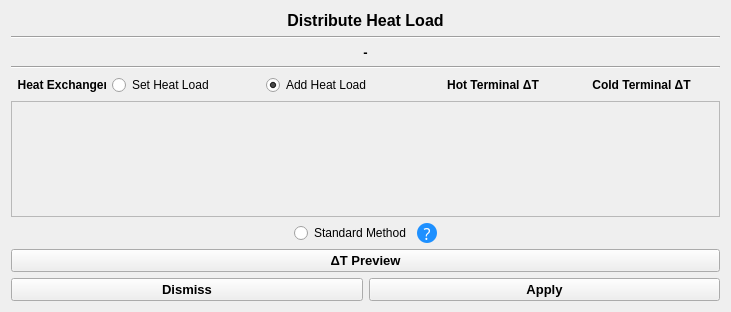
First picture: the form in interface/distribuir_calor.ui, repository CarlosTadeuVassoler/MPinch, before the edit.
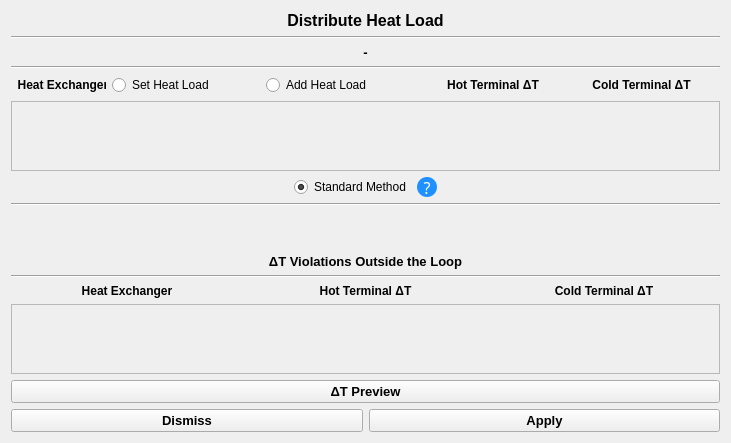
Second picture: the form after the edit.

Patch:
```diff
--- a/interface/distribuir_calor.ui
+++ b/interface/distribuir_calor.ui
@@ -7,7 +7,7 @@
     <x>0</x>
     <y>0</y>
     <width>731</width>
-    <height>312</height>
+    <height>443</height>
    </rect>
   </property>
   <property name="windowTitle">
@@ -139,7 +139,7 @@
               <string>Add Heat Load</string>
              </property>
              <property name="checked">
-              <bool>true</bool>
+              <bool>false</bool>
              </property>
             </widget>
            </item>
@@ -202,7 +202,7 @@
             <x>0</x>
             <y>0</y>
             <width>707</width>
-            <height>106</height>
+            <height>69</height>
            </rect>
           </property>
           <layout class="QVBoxLayout" name="verticalLayout_5">
@@ -229,7 +229,10 @@
           </spacer>
          </item>
          <item>
-          <widget class="QRadioButton" name="radioButton">
+          <widget class="QRadioButton" name="padrao">
+           <property name="enabled">
+            <bool>true</bool>
+           </property>
            <property name="sizePolicy">
             <sizepolicy hsizetype="Maximum" vsizetype="Fixed">
              <horstretch>0</horstretch>
@@ -239,6 +242,9 @@
            <property name="text">
             <string>Standard Method</string>
            </property>
+           <property name="checked">
+            <bool>true</bool>
+           </property>
           </widget>
          </item>
          <item>
@@ -304,10 +310,10 @@
             <bool>false</bool>
            </property>
            <property name="popupMode">
-            <enum>QToolButton::DelayedPopup</enum>
+            <enum>QToolButton::InstantPopup</enum>
            </property>
            <property name="autoRaise">
-            <bool>false</bool>
+            <bool>true</bool>
            </property>
           </widget>
          </item>
@@ -326,6 +332,130 @@
          </item>
         </layout>
        </item>
+       <item>
+        <widget class="Line" name="line_4">
+         <property name="orientation">
+          <enum>Qt::Horizontal</enum>
+         </property>
+        </widget>
+       </item>
+       <item>
+        <spacer name="verticalSpacer">
+         <property name="orientation">
+          <enum>Qt::Vertical</enum>
+         </property>
+         <property name="sizeHint" stdset="0">
+          <size>
+           <width>20</width>
+           <height>40</height>
+          </size>
+         </property>
+        </spacer>
+       </item>
+       <item>
+        <widget class="QLabel" name="label_5">
+         <property name="sizePolicy">
+          <sizepolicy hsizetype="Preferred" vsizetype="Maximum">
+           <horstretch>0</horstretch>
+           <verstretch>0</verstretch>
+          </sizepolicy>
+         </property>
+         <property name="font">
+          <font>
+           <pointsize>10</pointsize>
+           <weight>75</weight>
+           <bold>true</bold>
+          </font>
+         </property>
+         <property name="text">
+          <string>ΔT Violations Outside the Loop</string>
+         </property>
+         <property name="alignment">
+          <set>Qt::AlignHCenter|Qt::AlignTop</set>
+         </property>
+        </widget>
+       </item>
+       <item>
+        <widget class="Line" name="line_3">
+         <property name="orientation">
+          <enum>Qt::Horizontal</enum>
+         </property>
+        </widget>
+       </item>
+       <item>
+        <layout class="QHBoxLayout" name="horizontalLayout_7">
+         <item>
+          <widget class="QLabel" name="label_6">
+           <property name="font">
+            <font>
+             <weight>75</weight>
+             <bold>true</bold>
+            </font>
+           </property>
+           <property name="text">
+            <string>Heat Exchanger</string>
+           </property>
+           <property name="alignment">
+            <set>Qt::AlignCenter</set>
+           </property>
+          </widget>
+         </item>
+         <item>
+          <widget class="QLabel" name="label_7">
+           <property name="font">
+            <font>
+             <weight>75</weight>
+             <bold>true</bold>
+            </font>
+           </property>
+           <property name="text">
+            <string>Hot Terminal ΔT</string>
+           </property>
+           <property name="alignment">
+            <set>Qt::AlignCenter</set>
+           </property>
+          </widget>
+         </item>
+         <item>
+          <widget class="QLabel" name="label_8">
+           <property name="font">
+            <font>
+             <weight>75</weight>
+             <bold>true</bold>
+            </font>
+           </property>
+           <property name="text">
+            <string>Cold Terminal ΔT</string>
+           </property>
+           <property name="alignment">
+            <set>Qt::AlignCenter</set>
+           </property>
+          </widget>
+         </item>
+        </layout>
+       </item>
+       <item>
+        <widget class="QScrollArea" name="scrollArea_2">
+         <property name="widgetResizable">
+          <bool>true</bool>
+         </property>
+         <widget class="QWidget" name="scrollAreaWidgetContents_2">
+          <property name="geometry">
+           <rect>
+            <x>0</x>
+            <y>0</y>
+            <width>707</width>
+            <height>69</height>
+           </rect>
+          </property>
+          <layout class="QVBoxLayout" name="verticalLayout_6">
+           <item>
+            <layout class="QVBoxLayout" name="outras_violacoes"/>
+           </item>
+          </layout>
+         </widget>
+        </widget>
+       </item>
        <item>
         <widget class="QPushButton" name="prever">
          <property name="font">
```
